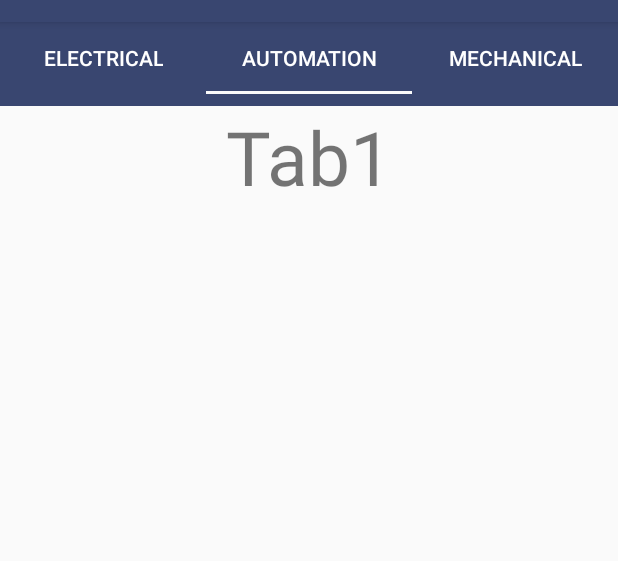
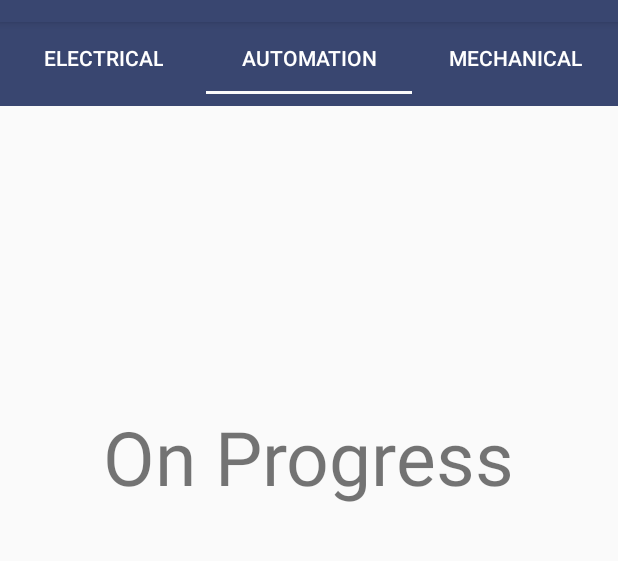
Before and after one commit to thomslab/PocketEngineer, an Android app: the screen it shows after launch (MainActivity), tab 2 chosen, on a phone screen of 412 x 824 dp, the part 62-623 px from its top. Run offline under Robolectric (Android 15) with nearby library versions, the phone set to English and light mode, and no system bars.

Commit message:
berhasil membuat listview pada electrical fragment

```diff
--- a/app/src/main/java/com/thomslab/proengineer/SplashScreen.java
+++ b/app/src/main/java/com/thomslab/proengineer/SplashScreen.java
@@ -15,7 +15,7 @@ public class SplashScreen extends Activity {
         Thread timerThread = new Thread(){
             public void run(){
                 try{
-                    sleep(2000);
+                    sleep(1000);
                 }catch(InterruptedException e){
                     e.printStackTrace();
                 }finally{
--- a/app/src/main/java/com/thomslab/proengineer/electrical.java
+++ b/app/src/main/java/com/thomslab/proengineer/electrical.java
@@ -3,7 +3,6 @@ package com.thomslab.proengineer;
 /**
  * Created by mitohida on 8/7/2016.
  */
-
 
 import android.content.res.TypedArray;
 import android.os.Bundle;
@@ -12,7 +11,6 @@ import android.view.LayoutInflater;
 import android.view.View;
 import android.view.ViewGroup;
 import android.widget.ListView;
-
 import java.util.ArrayList;
 import java.util.List;
 
@@ -38,7 +36,7 @@ public class electrical extends Fragment{
 
         listTitle = getResources().getStringArray(R.array.electrical_menu);
 
-        ImageTitle = getResources().obtainTypedArray(R.array.icons);
+        ImageTitle = getResources().obtainTypedArray(R.array.electrical_icons);
 
         for (int i = 0; i < listTitle.length; i++) {
             MenuRowItem item = new MenuRowItem(ImageTitle.getResourceId(i,-1),listTitle[i]);
@@ -49,7 +47,6 @@ public class electrical extends Fragment{
         CustomAdapter adapter = new CustomAdapter(getContext(), menuRowItems);
         Electrical_Listview.setAdapter(adapter);
 
-
         return view;
 
     }
--- a/app/src/main/res/layout/automation_tab.xml
+++ b/app/src/main/res/layout/automation_tab.xml
@@ -2,11 +2,14 @@
 <LinearLayout xmlns:android="http://schemas.android.com/apk/res/android"
     android:orientation="vertical" android:layout_width="match_parent"
     android:layout_height="match_parent">
+
     <TextView
+        android:layout_marginTop="200dp"
         android:layout_width="wrap_content"
         android:layout_height="wrap_content"
-        android:text="Tab1"
+        android:text="On Progress"
         android:textSize="50sp"
-        android:layout_gravity="center_horizontal"/>
+        android:layout_gravity="center_horizontal"
+        android:id="@+id/textView" />
 
 </LinearLayout>
--- a/app/src/main/res/layout/electrical_tab.xml
+++ b/app/src/main/res/layout/electrical_tab.xml
@@ -7,8 +7,8 @@
     >
 
    <ListView
-       android:layout_width="wrap_content"
-       android:layout_height="wrap_content"
+       android:layout_width="match_parent"
+       android:layout_height="match_parent"
        android:id="@+id/list_electrical"/>
 
 </LinearLayout>
--- a/app/src/main/res/layout/list_view.xml
+++ b/app/src/main/res/layout/list_view.xml
@@ -6,16 +6,16 @@
     android:layout_height="match_parent">
     <ImageView
         android:id="@+id/listview_image"
-        android:layout_width="45dp"
-        android:layout_height="45dp"
+        android:layout_width="40dp"
+        android:layout_height="40dp"
         android:layout_margin="5dp"
         android:contentDescription="@string/menu_icon"/>
     <TextView
         android:id="@+id/listview_title"
-        android:textSize="20sp"
-        android:layout_width="wrap_content"
+        android:textSize="16sp"
+        android:layout_width="match_parent"
         android:layout_height="50dp"
-        android:textAlignment="center"
+        android:text="contoh text saja agak panjang"
         android:gravity="center_vertical"
         android:layout_marginLeft="10dp"
         />
--- a/app/src/main/res/layout/mechanical_tab.xml
+++ b/app/src/main/res/layout/mechanical_tab.xml
@@ -3,9 +3,10 @@
     android:orientation="vertical" android:layout_width="match_parent"
     android:layout_height="match_parent">
     <TextView
+        android:layout_marginTop="200dp"
         android:layout_width="wrap_content"
         android:layout_height="wrap_content"
-        android:text="Tab3"
+        android:text="On Progress"
         android:textSize="50sp"
         android:layout_gravity="center_horizontal"/>
 
--- a/app/src/main/res/values/strings.xml
+++ b/app/src/main/res/values/strings.xml
@@ -1,17 +1,52 @@
 <resources>
     <string name="app_name">Pro Engineer</string>
-    <string name="copyrigt">© Copyright 2016 - Thomslab - Hidayat Thommi - All Right Reserved</string>
+    <string name="copyrigt">© Copyright 2016 - Thomslab - Hidayat Thommi  All Right Reserved.</string>
     <string name="menu_icon">menu icon</string>
+
+    <!-- Electrical Tab menu Array -->
     <string-array name="electrical_menu">
-        <item>Sun</item>
-        <item>Mercury</item>
-        <item>Venus</item>
-        <item>Earth</item>
+        <item>Current Calculation</item>
+        <item>Voltage Calculation</item>
+        <item>Voltage Drop Calculation</item>
+        <item>Active Power Calculation</item>
+        <item>Apparent Power Calculation</item>
+        <item>Reactive Power Calculation</item>
+        <item>Resistance Calculation</item>
+        <item>Resistor Identification</item>
+        <item>Inductor Color Code</item>
+        <item>Fuses Identification</item>
+        <item>Sum of Resistors</item>
+        <item>Sum of Capacitors</item>
+        <item>SMD Resistor Code</item>
+        <item>Reactance Calculation</item>
+        <item>Impedance Calculation</item>
+        <item>Resonant Frequency Calculation</item>
+        <item>Power Factor Correction</item>
+        <item>PF Correction For Small Loads</item>
+
     </string-array>
-    <array name="icons">
-        <item>@drawable/css</item>
-        <item>@drawable/html</item>
-        <item>@drawable/js</item>
-        <item>@drawable/wp</item>
+
+
+<!-- electrical menu icon -->
+    <array name="electrical_icons">
+        <item>@drawable/currentcalculation</item>
+        <item>@drawable/voltagecalculation</item>
+        <item>@drawable/voltagedropcalculation</item>
+        <item>@drawable/powercalculation</item>
+        <item>@drawable/apparentpowercalculation</item>
+        <item>@drawable/reactivepowercalculation</item>
+        <item>@drawable/resistancecalculation</item>
+        <item>@drawable/resistoridentification</item>
+        <item>@drawable/inductorcolorcode</item>
+        <item>@drawable/fusesidentification</item>
+        <item>@drawable/sumofresistor</item>
+        <item>@drawable/sumofcapacitor</item>
+        <item>@drawable/smdresistor</item>
+        <item>@drawable/reactancecalculation</item>
+        <item>@drawable/inductancecalculation</item>
+        <item>@drawable/resonantfrequency</item>
+        <item>@drawable/powerfactorcorrection</item>
+        <item>@drawable/powerfactorsmall</item>
     </array>
+
 </resources>
```
Also changed, not shown: app/src/main/res/drawable/coba.png (deleted), app/src/main/res/drawable/css.png (deleted), app/src/main/res/drawable/html.png (deleted), app/src/main/res/drawable/js.png (deleted), app/src/main/res/drawable/wp.png (deleted).
